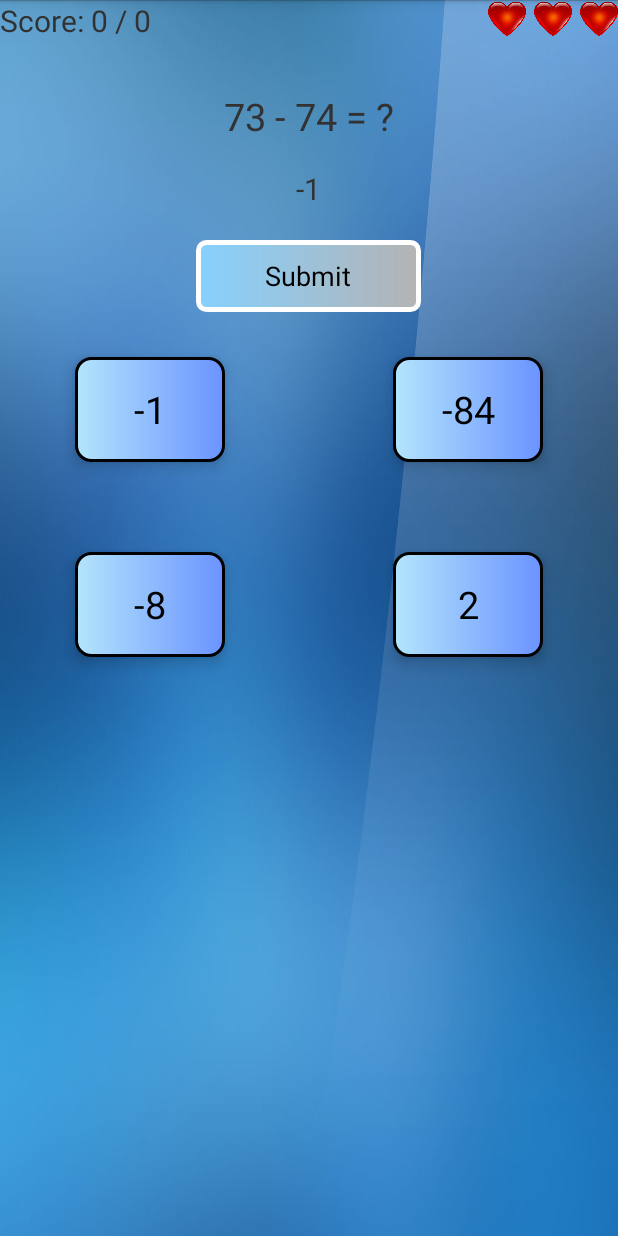
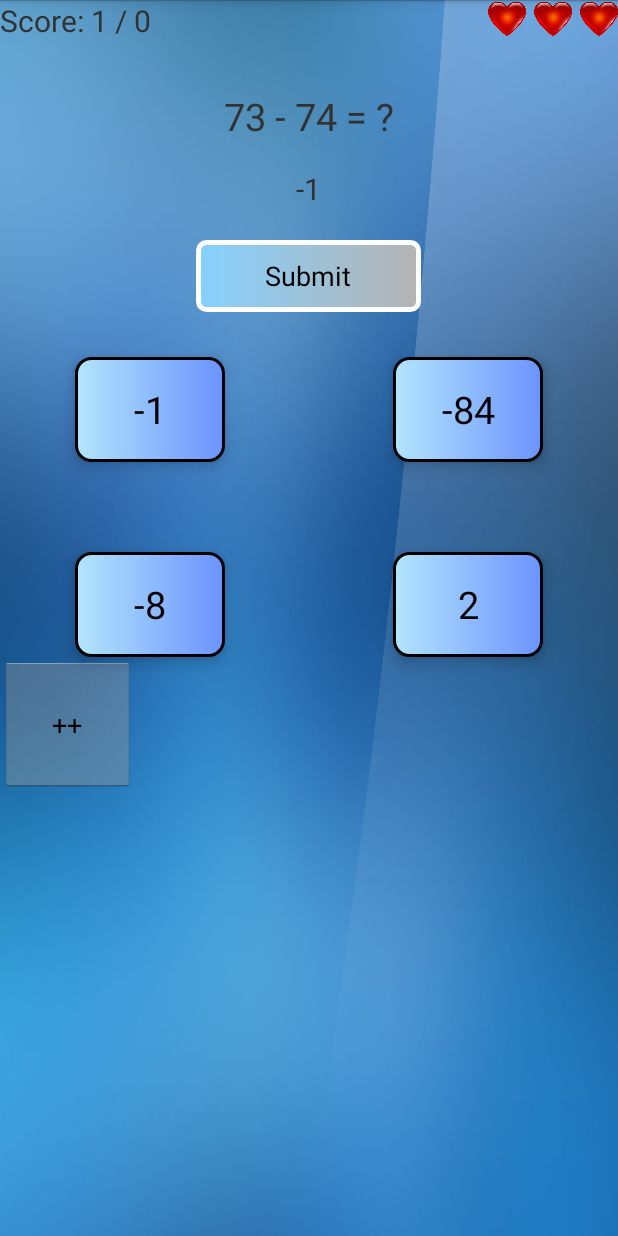
Before and after one commit to KatanMichael/MathPower, an Android app: the AmericanQuiz screen opened directly, with no data from a screen before it, after a tap on "-1", on a phone screen of 412 x 824 dp. Run offline under Robolectric (Android 15) with nearby library versions, the phone set to English and light mode, and no system bars; 3 statements that could not run were skipped; 1 other tap on this screen came first.

```diff
--- a/app/src/main/java/com/michaelkatan/PowerMath/AmericanQuiz.java
+++ b/app/src/main/java/com/michaelkatan/PowerMath/AmericanQuiz.java
@@ -7,6 +7,8 @@ import android.os.Bundle;
 import android.view.View;
 import android.view.Window;
 import android.view.WindowManager;
+import android.view.animation.Animation;
+import android.view.animation.AnimationUtils;
 import android.widget.Button;
 import android.widget.ImageView;
 import android.widget.TextView;
@@ -29,6 +31,7 @@ public class AmericanQuiz extends Activity {
     char sign;
     int totalQuastions = 0;
     int rightAnswers = 0;
+    int rightAnswersInRow=0;
 
     boolean right = false;
 
@@ -45,8 +48,12 @@ public class AmericanQuiz extends Activity {
     Button btn_B;
     Button btn_C;
     Button btn_D;
+    Button btn_test;
+    int count = 0;
 
-    int count = 0;
+    ImageView starAnim;
+    ImageView fiveRowAnim;
+    ImageView tenRowAnim;
 
 
     ArrayList<Button> answerBtns;
@@ -56,8 +63,21 @@ public class AmericanQuiz extends Activity {
         super.onCreate(savedInstanceState);
         setContentView(R.layout.american_quiz);
 
+        btn_test=findViewById(R.id.test_button);
+        btn_test.setOnClickListener(new View.OnClickListener() {
+            @Override
+            public void onClick(View view) {
+                rightAnswersInRow++;
+                rightAnswers++;
+                scoreTv.setText("Score: " + rightAnswers + " / " + totalQuastions);
+            }
+        });
+
+        starAnim=findViewById(R.id.star_anim);
+        fiveRowAnim=findViewById(R.id.five_row);
+        tenRowAnim=findViewById(R.id.ten_row);
+
         hearts=new ImageView[3];
-
         hearts[0] = findViewById(R.id.american_heart1);
         hearts[1] = findViewById(R.id.american_heart2);
         hearts[2] = findViewById(R.id.american_heart3);
@@ -114,9 +134,11 @@ public class AmericanQuiz extends Activity {
                     if (temp == answer) {
                         Toast.makeText(AmericanQuiz.this, "Your Right!", Toast.LENGTH_SHORT).show();
                         right = true;
+                        rightAnswersInRow++;
                         finishGame();
                     } else {
                         right = false;
+                        rightAnswersInRow=0;
                         finishGame();
                     }
 
@@ -124,6 +146,21 @@ public class AmericanQuiz extends Activity {
                         answerTV.setText("?");
                         scoreTv.setText(rightAnswers + " / " + totalQuastions);
                     }
+                }
+                if (rightAnswersInRow%15==0 && rightAnswersInRow>1)
+                {
+                    Animation animation1 = AnimationUtils.loadAnimation(getApplicationContext(), R.anim.scale_and_fade);
+                    starAnim.startAnimation(animation1);
+                }
+                else if (rightAnswersInRow%10==0 && rightAnswersInRow>1 )
+                {
+                    Animation animation1 = AnimationUtils.loadAnimation(getApplicationContext(), R.anim.scale_and_fade);
+                    tenRowAnim.startAnimation(animation1);
+                }
+                else if (rightAnswersInRow%5==0 && rightAnswersInRow>1 )
+                {
+                    Animation animation1 = AnimationUtils.loadAnimation(getApplicationContext(), R.anim.scale_and_fade);
+                    fiveRowAnim.startAnimation(animation1);
                 }
             }
         });
--- /dev/null
+++ b/app/src/main/res/anim/scale_and_fade.xml
@@ -0,0 +1,24 @@
+<?xml version="1.0" encoding="utf-8"?>
+<set xmlns:android="http://schemas.android.com/apk/res/android">
+
+    <alpha
+        android:fromAlpha="0"
+        android:toAlpha="1"
+        android:duration="1500" >
+    </alpha>
+
+
+    <scale
+        android:duration="1000"
+        android:fromXScale="1"
+        android:fromYScale="1"
+        android:pivotX="50%"
+        android:pivotY="50%"
+        android:toXScale="1.3"
+        android:toYScale="1.3" />
+
+
+
+
+
+</set>
--- a/app/src/main/res/layout/american_quiz.xml
+++ b/app/src/main/res/layout/american_quiz.xml
@@ -2,9 +2,47 @@
 <RelativeLayout xmlns:android="http://schemas.android.com/apk/res/android"
     android:layout_width="match_parent"
     android:layout_height="match_parent"
-    android:background="@drawable/bluebackground"   >
+    android:background="@drawable/bluebackground"
+       >
 
-    >
+
+    <Button
+        android:layout_width="90dp"
+        android:layout_height="90dp"
+        android:id="@+id/test_button"
+        android:layout_below="@id/btn_C"
+        android:text="++"
+        />
+    <ImageView
+        android:layout_width="wrap_content"
+        android:layout_height="200dp"
+        android:src="@drawable/star"
+        android:id="@+id/star_anim"
+        android:layout_centerHorizontal="true"
+        android:layout_centerInParent="true"
+        android:elevation="15dp"
+        android:visibility="invisible"
+    />
+    <ImageView
+        android:layout_width="wrap_content"
+        android:layout_height="wrap_content"
+        android:src="@drawable/fiverow"
+        android:id="@+id/five_row"
+        android:layout_centerHorizontal="true"
+        android:layout_centerInParent="true"
+        android:elevation="15dp"
+        android:visibility="invisible"
+        />
+    <ImageView
+        android:layout_width="wrap_content"
+        android:layout_height="wrap_content"
+        android:src="@drawable/tenrow"
+        android:id="@+id/ten_row"
+        android:layout_centerHorizontal="true"
+        android:layout_centerInParent="true"
+        android:elevation="15dp"
+        android:visibility="invisible"
+        />
 
     <TextView
         android:id="@+id/quastion_TV"
@@ -17,6 +55,8 @@
         android:text="1 + 2 = ?"
         android:textSize="25sp" />
 
+
+        />
     <TextView
         android:id="@+id/asnwer"
         android:layout_width="wrap_content"
@@ -113,6 +153,7 @@
 
         />
 
+
     <ImageView
         android:id="@+id/american_heart3"
         android:layout_width="25dp"
@@ -121,4 +162,8 @@
         android:layout_toStartOf="@+id/american_heart2"
         android:src="@drawable/hearticon" />
 
+
+
+
+
 </RelativeLayout>
--- a/app/src/main/res/layout/username_input.xml
+++ b/app/src/main/res/layout/username_input.xml
@@ -1,7 +1,8 @@
 <?xml version="1.0" encoding="utf-8"?>
 <RelativeLayout xmlns:android="http://schemas.android.com/apk/res/android"
     android:layout_width="match_parent"
-    android:layout_height="match_parent">
+    android:layout_height="match_parent"
+    android:background="@drawable/bluebackground" >
 
 
     <TextView
@@ -10,7 +11,8 @@
         android:layout_height="wrap_content"
         android:gravity="center"
         android:text="Enter Your Username"
-        android:textSize="35sp" />
+        android:textSize="35sp"
+        android:textStyle="italic|bold"/>
 
     <EditText
         android:id="@+id/username_et"
@@ -27,7 +29,8 @@
         android:layout_height="wrap_content"
         android:layout_below="@id/username_et"
         android:text="Submit"
-        android:textSize="25sp" />
+        android:textSize="25sp"
+        android:background="@drawable/main_text_frame"/>
 
 
 </RelativeLayout>
```
Also changed, not shown: app/src/main/res/drawable/fiverow.png (added), app/src/main/res/drawable/star.png (added), app/src/main/res/drawable/tenrow.png (added), 1 other file.
